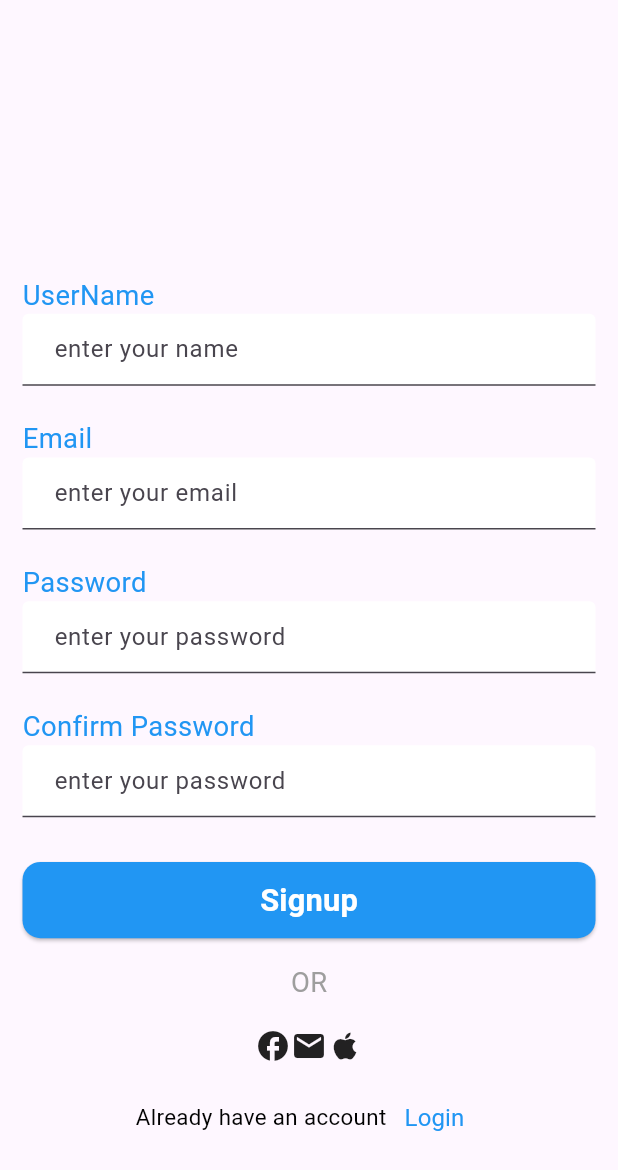
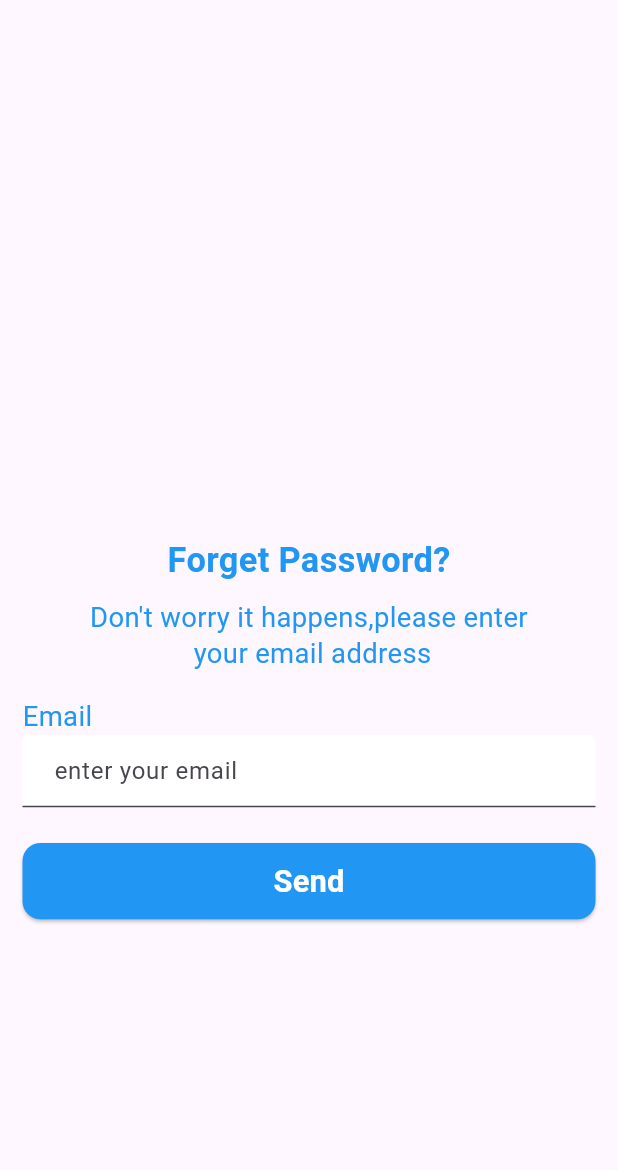
Before and after one commit to Na3ml/Bookazon_App, a Flutter app: the screen it shows after launch, on a phone screen of 412 x 824 dp. Shown: the top 1170 px of the screen. Run offline on Flutter 3.47's test engine with Material 2 defaults, Android fonts, the phone set to English and light mode, and no system bars; our stand-ins replace another_flushbar, dio, equatable, flutter_screenutil.

Commit message:
forget password page

```diff
--- a/lib/main.dart
+++ b/lib/main.dart
@@ -1,4 +1,5 @@
 import 'package:bookazon/resources/localization/generated/l10n.dart';
+import 'package:bookazon/view/screens/forgetpassword_page.dart';
 import 'package:bookazon/view/screens/login_page.dart';
 import 'package:bookazon/view/screens/signup_page.dart';
 import 'package:flutter/material.dart';
@@ -33,7 +34,7 @@ class MyApp extends StatelessWidget {
             colorScheme: ColorScheme.fromSeed(seedColor: Colors.deepPurple),
             useMaterial3: true,
           ),
-          home:  SignupPage(),//MyHomePage(title: S.of(context).test),
+          home:  ForgetPasswordPage(),//MyHomePage(title: S.of(context).test),
         );
       },
     );
--- a/lib/resources/localization/l10n/intl_en.arb
+++ b/lib/resources/localization/l10n/intl_en.arb
@@ -13,5 +13,7 @@
     "username": "UserName",
     "hint_username": "enter your name",
     "confirm_password": "Confirm Password",
-    "already_have_account": "Already have an account"
+    "already_have_account": "Already have an account",
+    "describe_forget_password": "Don't worry it happens,please enter \n your email address",
+    "send": "Send"
 }
--- /dev/null
+++ b/lib/view/screens/forgetpassword_page.dart
@@ -0,0 +1,46 @@
+import 'package:bookazon/view/widgets/public_button.dart';
+import 'package:bookazon/view/widgets/public_text.dart';
+import 'package:bookazon/view/widgets/public_text_form_field.dart';
+import 'package:flutter/material.dart';
+import 'package:flutter_screenutil/flutter_screenutil.dart';
+import 'package:bookazon/resources/localization/generated/l10n.dart';
+
+class ForgetPasswordPage extends StatelessWidget {
+   ForgetPasswordPage({super.key});
+  TextEditingController emailController=TextEditingController();
+
+  @override
+  Widget build(BuildContext context) {
+    return Scaffold(
+      body: SingleChildScrollView(
+        child: Padding(
+          padding: const EdgeInsets.symmetric(horizontal: 15),
+          child: Column(
+            crossAxisAlignment: CrossAxisAlignment.center,
+            children: [
+              SizedBox(height: 300.h,),
+              // title foget password
+              PublicText(txt: S.of(context).forget_password,fw: FontWeight.bold,color: Colors.blue,size: 20.sp,),
+              SizedBox(height: 10.h,),
+              PublicText(txt: S.of(context).describe_forget_password,color: Colors.blue,align: TextAlign.center),
+              SizedBox(height: 15.h,),
+              //email
+              Align(
+                  alignment: Alignment.centerLeft,
+                  child: PublicText(txt: S.of(context).email,color: Colors.blue,)),
+              SizedBox(
+                width: 350.w,
+                child: PublicTextFormField(hint: S.of(context).hint_email, controller: emailController, validator: (e){},
+
+                ),
+              ),
+              SizedBox(height: 20.h,),
+              // button send
+              PublicButton(title: S.of(context).send,width: 350.w,onPressed: (){}),
+            ],
+          ),
+        ),
+      ),
+    );
+  }
+}
--- a/lib/view/screens/signup_page.dart
+++ b/lib/view/screens/signup_page.dart
@@ -40,7 +40,7 @@ class SignupPage extends StatelessWidget {
                   child: PublicText(txt: S.of(context).email,color: Colors.blue,)),
               SizedBox(
                 width: 350.w,
-                child: PublicTextFormField(hint: S.of(context).hint_email, controller: usernameController, validator: (e){},
+                child: PublicTextFormField(hint: S.of(context).hint_email, controller: emailController, validator: (e){},
 
                 ),
               ),
```
Also changed, not shown: lib/resources/localization/generated/intl/messages_en.dart, lib/resources/localization/generated/l10n.dart.
